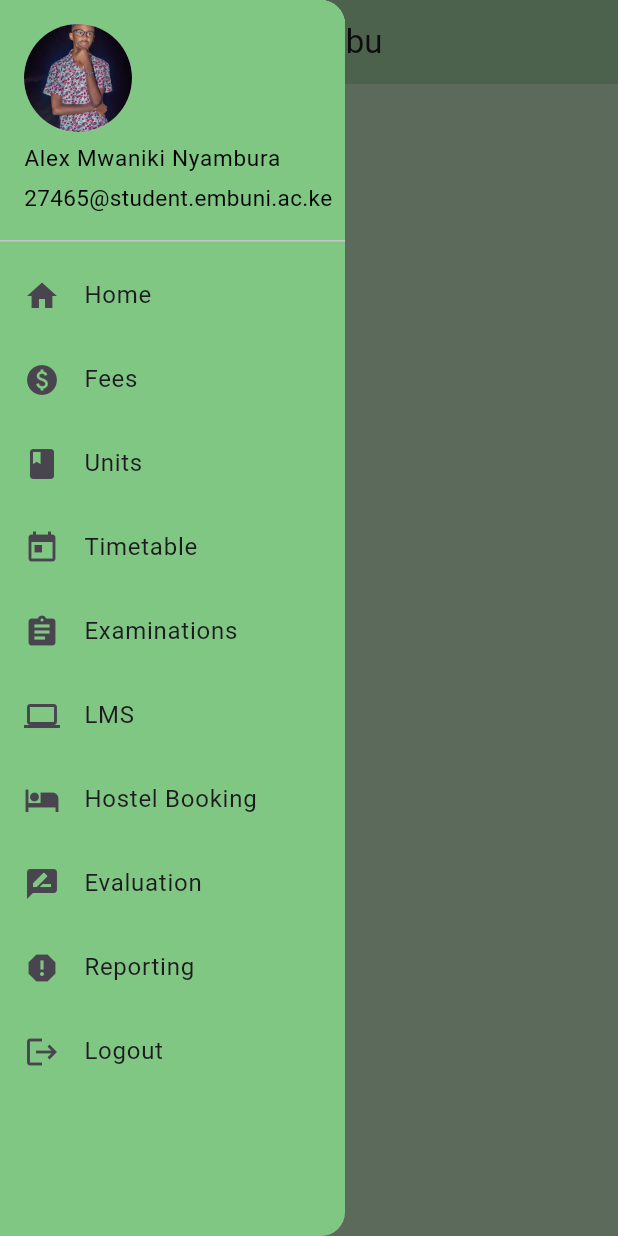
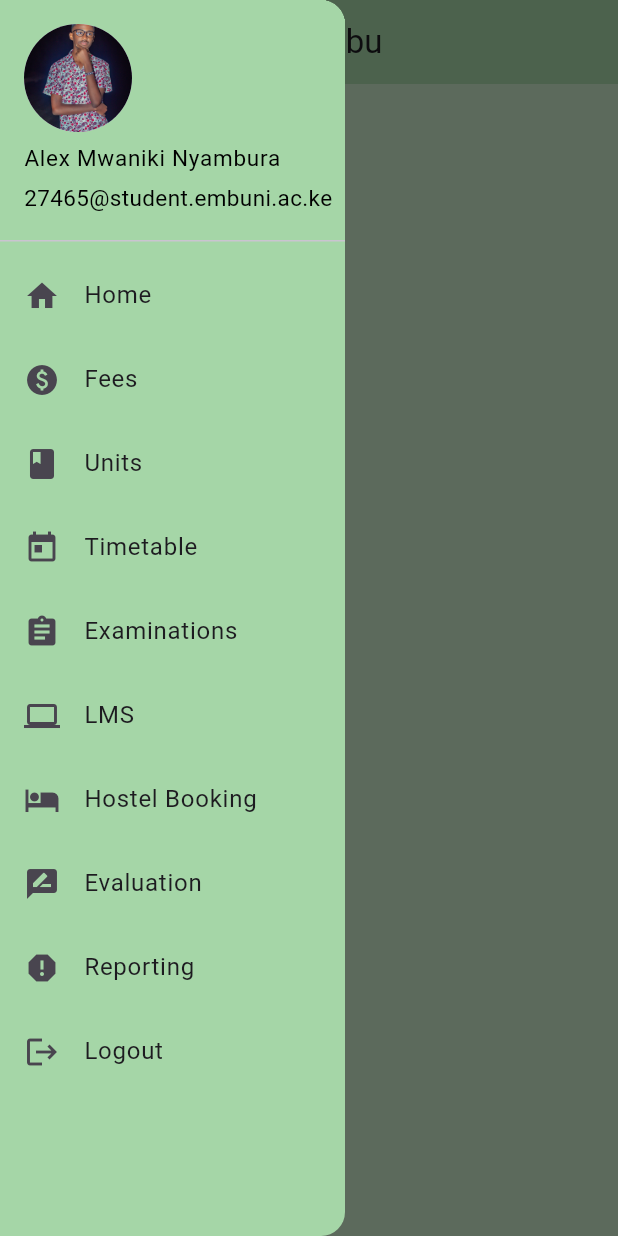
Before and after one commit to lxmwaniky/university_of_embu, a Flutter app: the HomePage screen opened directly, with the side drawer open, on a phone screen of 412 x 824 dp. Run offline on Flutter 3.47's test engine with Material 3 defaults, Android fonts, the phone set to English and light mode, and no system bars.

Commit message:
Update background color in homepage drawer

```diff
--- a/lib/homepage.dart
+++ b/lib/homepage.dart
@@ -16,7 +16,7 @@ class HomePage extends StatelessWidget {
           ),
       ),
       drawer: Drawer(
-        backgroundColor: Colors.green[300],
+        backgroundColor: Colors.green[200],
         width: 230,
         child: ListView(
           children: [
@@ -41,7 +41,7 @@ class HomePage extends StatelessWidget {
                 ),
               ),
               decoration: BoxDecoration(
-                color: Colors.green[300],
+                color: Colors.green[200],
               ),
             ),
 
```
